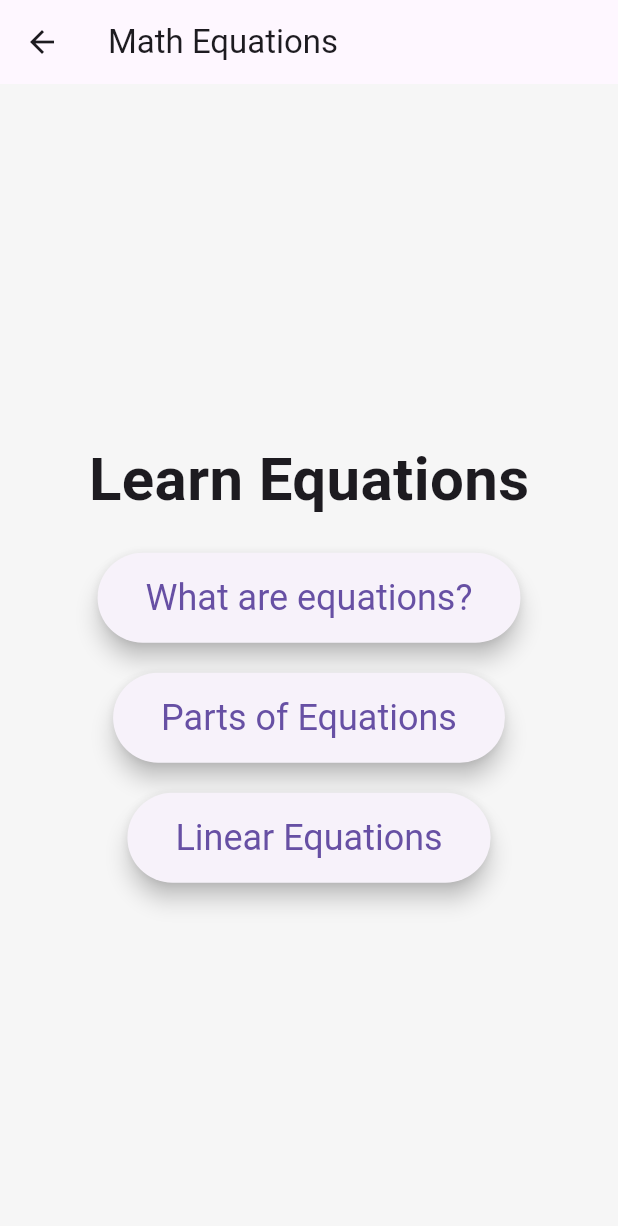
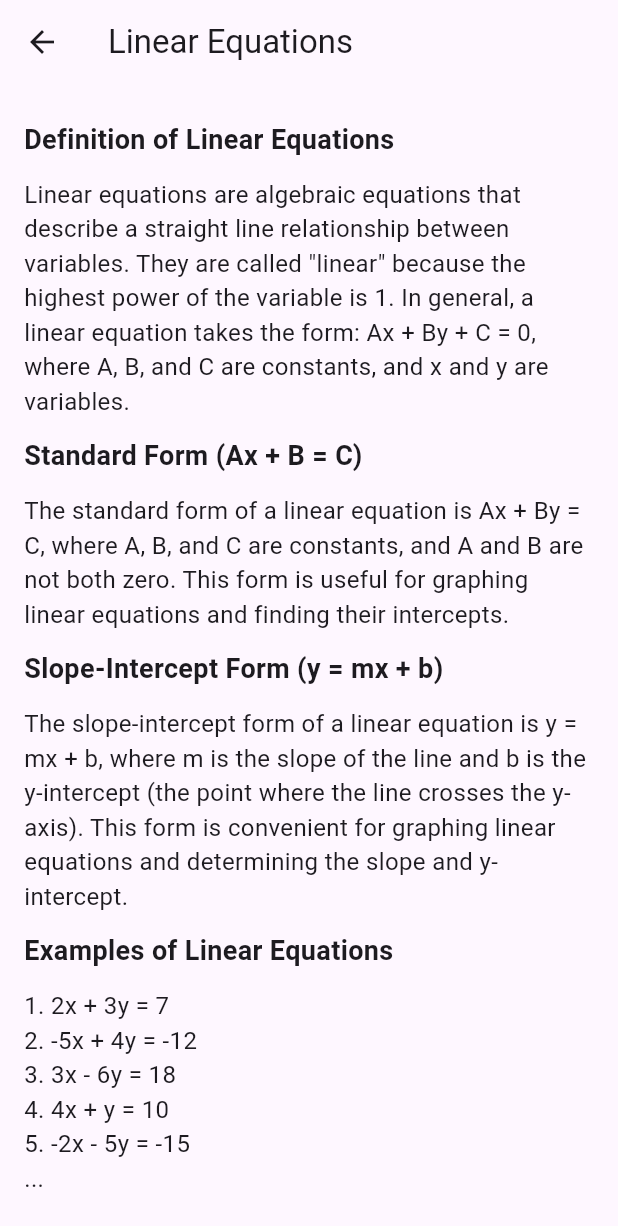
Before and after one commit to Ajitesh-Tamirisa/Math-Equations-FIH, a Flutter app: the LearnMenu screen opened by its route, after a tap on "Linear Equations", on a phone screen of 412 x 824 dp. Shown: the top 1226 px of the screen. Run offline on Flutter 3.47's test engine with Material 3 defaults, Android fonts, the phone set to English and light mode, and no system bars.

Commit message:
Learning content update

```diff
--- a/lib/learn_menu.dart
+++ b/lib/learn_menu.dart
@@ -1,4 +1,5 @@
 import 'package:flutter/material.dart';
+import 'linear_equations_introduction.dart';
 
 class LearnMenu extends StatelessWidget {
   const LearnMenu({Key? key}) : super(key: key);
@@ -61,7 +62,11 @@ class LearnMenu extends StatelessWidget {
                 const SizedBox(height: 20),
                 ElevatedButton(
                   onPressed: () {
-                    // TODO: Navigate to "Linear Equations" page
+                    Navigator.push(
+                      context,
+                      MaterialPageRoute(
+                          builder: (context) => LinearEquationsContent()),
+                    );
                   },
                   style: ElevatedButton.styleFrom(
                     padding: const EdgeInsets.symmetric(
--- /dev/null
+++ b/lib/linear_equations_introduction.dart
@@ -0,0 +1,75 @@
+import 'package:flutter/material.dart';
+
+class LinearEquationsContent extends StatelessWidget {
+  const LinearEquationsContent({Key? key}) : super(key: key);
+
+  @override
+  Widget build(BuildContext context) {
+    return Scaffold(
+      appBar: AppBar(
+        title: const Text('Linear Equations'),
+      ),
+      body: Padding(
+        padding: const EdgeInsets.all(16.0),
+        child: ListView(
+          children: [
+            const SectionTitle(title: 'Definition of Linear Equations'),
+            const SectionText(
+              text:
+                  'Linear equations are algebraic equations that describe a straight line relationship between variables. They are called "linear" because the highest power of the variable is 1. In general, a linear equation takes the form: Ax + By + C = 0, where A, B, and C are constants, and x and y are variables.',
+            ),
+            const SectionTitle(title: 'Standard Form (Ax + B = C)'),
+            const SectionText(
+              text:
+                  'The standard form of a linear equation is Ax + By = C, where A, B, and C are constants, and A and B are not both zero. This form is useful for graphing linear equations and finding their intercepts.',
+            ),
+            const SectionTitle(title: 'Slope-Intercept Form (y = mx + b)'),
+            const SectionText(
+              text:
+                  'The slope-intercept form of a linear equation is y = mx + b, where m is the slope of the line and b is the y-intercept (the point where the line crosses the y-axis). This form is convenient for graphing linear equations and determining the slope and y-intercept.',
+            ),
+            const SectionTitle(title: 'Examples of Linear Equations'),
+            const SectionText(
+              text:
+                  '1. 2x + 3y = 7\n2. -5x + 4y = -12\n3. 3x - 6y = 18\n4. 4x + y = 10\n5. -2x - 5y = -15\n...',
+            ),
+          ],
+        ),
+      ),
+    );
+  }
+}
+
+class SectionTitle extends StatelessWidget {
+  final String title;
+
+  const SectionTitle({Key? key, required this.title}) : super(key: key);
+
+  @override
+  Widget build(BuildContext context) {
+    return Padding(
+      padding: const EdgeInsets.symmetric(vertical: 8.0),
+      child: Text(
+        title,
+        style: const TextStyle(fontSize: 18, fontWeight: FontWeight.bold),
+      ),
+    );
+  }
+}
+
+class SectionText extends StatelessWidget {
+  final String text;
+
+  const SectionText({Key? key, required this.text}) : super(key: key);
+
+  @override
+  Widget build(BuildContext context) {
+    return Padding(
+      padding: const EdgeInsets.symmetric(vertical: 4.0),
+      child: Text(
+        text,
+        style: const TextStyle(fontSize: 16),
+      ),
+    );
+  }
+}
--- a/lib/main.dart
+++ b/lib/main.dart
@@ -304,6 +304,9 @@ import 'equation_drag_drop.dart';
 import 'what_are_equations.dart';
 import 'parts_of_equations.dart';
 import 'equation_to_words.dart';
+import 'what_are_equations_detail.dart';
+import 'importance_of_equations.dart';
+import 'real_world_applications.dart';
 
 void main() {
   runApp(const MyApp());
@@ -328,6 +331,9 @@ class MyApp extends StatelessWidget {
         '/equationToWords': (context) => const EquationToWordsScreen(),
         '/whatAreEquations': (context) => const WhatAreEquations(),
         '/partsOfEquations': (context) => const PartsOfEquations(),
+        '/whatAreEquationsDetail': (context) => const WhatAreEquationsDetail(),
+        '/importanceOfEquations': (context) => const ImportanceOfEquations(),
+        '/realWorldApplications': (context) => const RealWorldApplications(),
       },
     );
   }
```
Also changed, not shown: lib/importance_of_equations.dart (added, +76 -0 lines), lib/real_world_applications.dart (added, +74 -0 lines), lib/what_are_equations.dart (+28 -95 lines), lib/what_are_equations_detail.dart (added, +112 -0 lines).
